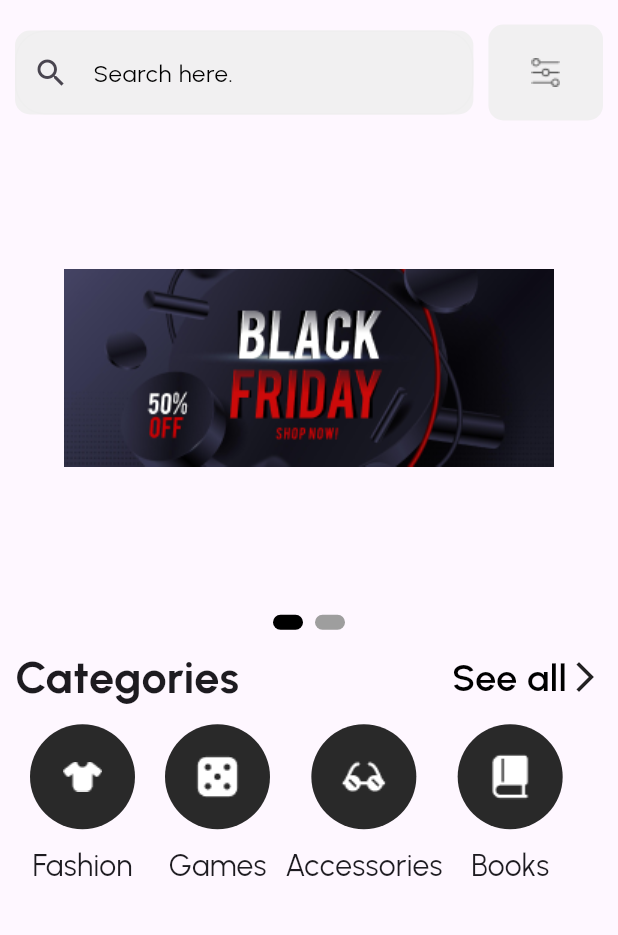
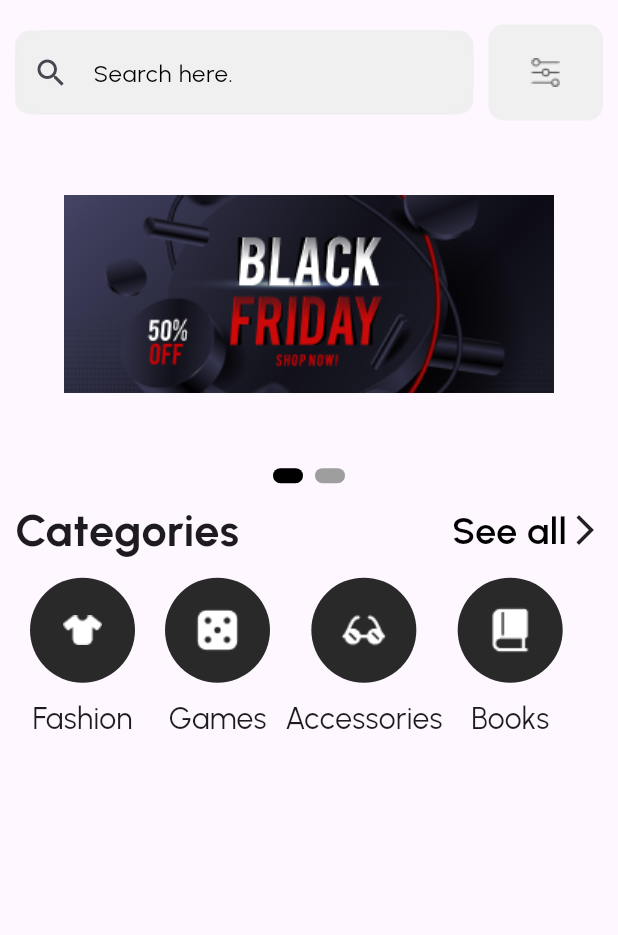
Before and after one commit to mhammadgammal/slash_store, a Flutter app: the screen it shows after launch, on a phone screen of 412 x 824 dp, the part 82-1017 px from its top. Run offline on Flutter 3.47's test engine with Material 3 defaults, Android fonts, the phone set to English and light mode, and no system bars; drawn by our look-alikes of carousel_slider, smooth_page_indicator; our stand-ins replace dio, flutter_bloc; network calls fail.

Commit message:
modify home layout to be listview instead of column

```diff
--- a/lib/features/home/presentation/home_screen/home.dart
+++ b/lib/features/home/presentation/home_screen/home.dart
@@ -1,10 +1,14 @@
+import 'package:flutter/cupertino.dart';
 import 'package:flutter/material.dart';
 import 'package:flutter/widgets.dart';
 import 'package:flutter_bloc/flutter_bloc.dart';
 import 'package:slash_store/features/home/presentation/home_screen/widgets/offers_widget.dart';
 import 'cubit/home_cubit.dart';
+import 'widgets/best_selling_widget.dart';
 import 'widgets/categories_widget.dart';
 import 'widgets/location_widget.dart';
+import 'widgets/new_arrivals_widget.dart';
+import 'widgets/recommended_widget.dart';
 import 'widgets/search_widget.dart';
 
 class HomeScreen extends StatelessWidget {
@@ -38,22 +42,31 @@ class HomeScreen extends StatelessWidget {
               ],
             ),
           ),
-          body: Column(
+          body: ListView(
+            shrinkWrap: true,
+            physics: const BouncingScrollPhysics(),
             children: [
               const SearchWidget(),
-              Expanded(
-                child: OfferWidget(
-                  offers: cubit.offers,
-                  activeIndex: cubit.activeIndex,
-                  changeCurrentIndex: cubit.changeCurrentIndex,
-                ),
+              OfferWidget(
+                offers: cubit.offers,
+                activeIndex: cubit.activeIndex,
+                changeCurrentIndex: cubit.changeCurrentIndex,
               ),
-              Expanded(
-                child: CategoryWidget(
-                  categories: cubit.categories,
-                ),
+              CategoryWidget(
+                categories: cubit.categories,
               ),
               const SizedBox(height: 10.0),
+              BestSellingWidget(
+                bestSelling: cubit.bestSelling,
+              ),
+              const SizedBox(height: 10.0),
+              NewArrivalsWidget(
+                newArrivals: cubit.newArrivals,
+              ),
+              const SizedBox(height: 10.0),
+              RecommendedWidget(
+                recommended: cubit.recommendedForYou,
+              ),
             ],
           ),
         );
--- a/lib/features/home/presentation/home_screen/widgets/categories_widget.dart
+++ b/lib/features/home/presentation/home_screen/widgets/categories_widget.dart
@@ -1,4 +1,5 @@
 import 'package:flutter/material.dart';
+import 'package:flutter/widgets.dart';
 
 class CategoryWidget extends StatelessWidget {
   const CategoryWidget({super.key, required this.categories});
@@ -6,12 +7,16 @@ class CategoryWidget extends StatelessWidget {
   final List<(String, String)> categories;
   @override
   Widget build(BuildContext context) {
-    return Padding(
+    return Container(
       padding: const EdgeInsetsDirectional.all(10.0),
+      width: MediaQuery.of(context).size.width,
+      height: MediaQuery.of(context).size.height,
       child: Column(
+        mainAxisSize: MainAxisSize.min,
         children: [
           Row(
             mainAxisAlignment: MainAxisAlignment.spaceBetween,
+
             children: [
               Text(
                 'Categories',
@@ -33,7 +38,10 @@ class CategoryWidget extends StatelessWidget {
               ]),
             ],
           ),
-          Expanded(
+          //Expanded
+          Flexible(
+            fit: FlexFit.tight,
+            flex: 1,
             child: ListView.builder(
                         itemBuilder: (_, index) => Column(
             children: [
@@ -50,7 +58,8 @@ class CategoryWidget extends StatelessWidget {
                         ),
                         scrollDirection: Axis.horizontal,
                         itemCount: categories.length,
-          ))
+                      ),
+          )
         ],
       ),
     );
--- a/lib/features/home/presentation/home_screen/widgets/offers_widget.dart
+++ b/lib/features/home/presentation/home_screen/widgets/offers_widget.dart
@@ -17,9 +17,10 @@ class OfferWidget extends StatelessWidget {
 
   @override
   Widget build(BuildContext context) {
-    return Column(children: [
-      Expanded(
-        child: CarouselSlider(
+    return Column(
+      mainAxisSize: MainAxisSize.min,
+      children: [
+      CarouselSlider(
           items: offers,
           options: CarouselOptions(
             autoPlay: true,
@@ -27,7 +28,6 @@ class OfferWidget extends StatelessWidget {
               changeCurrentIndex(index);
             },
           )),
-      ),
       AnimatedSmoothIndicator(
           activeIndex: activeIndex,
           count: offers.length,
```
Also changed, not shown: lib/features/home/presentation/home_screen/widgets/best_selling_widget.dart (added, +13 -0 lines), lib/features/home/presentation/home_screen/widgets/new_arrivals_widget.dart (added, +13 -0 lines), lib/features/home/presentation/home_screen/widgets/recommended_widget.dart (added, +13 -0 lines). Lines whose indentation alone changed are shown as unchanged.
